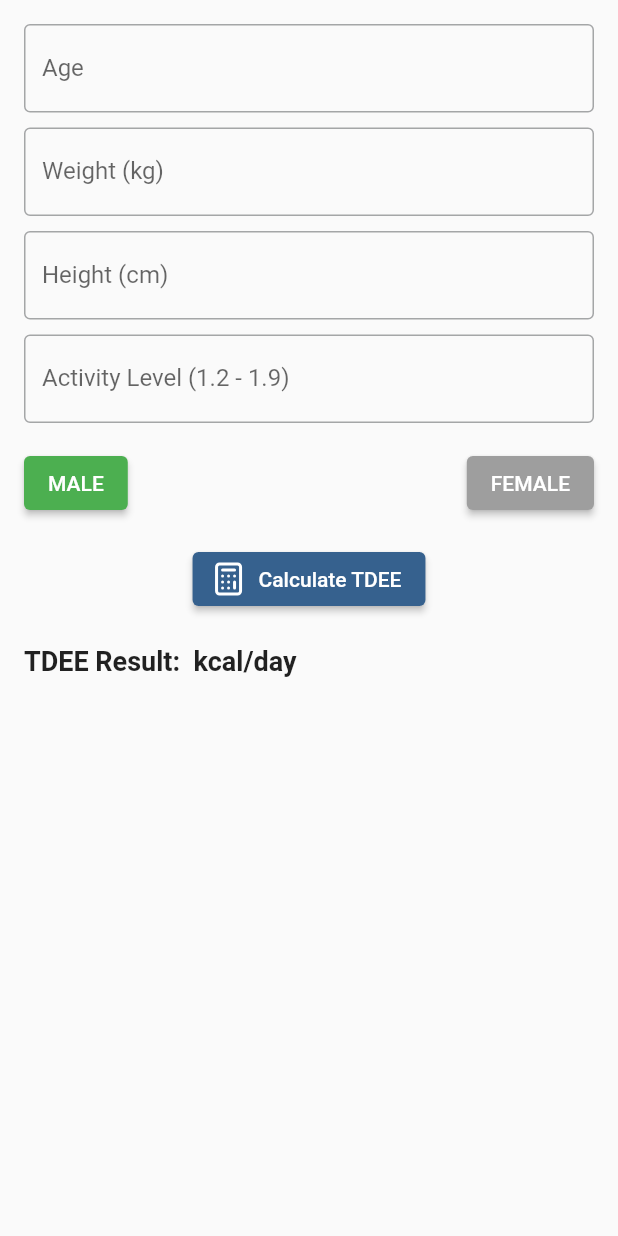
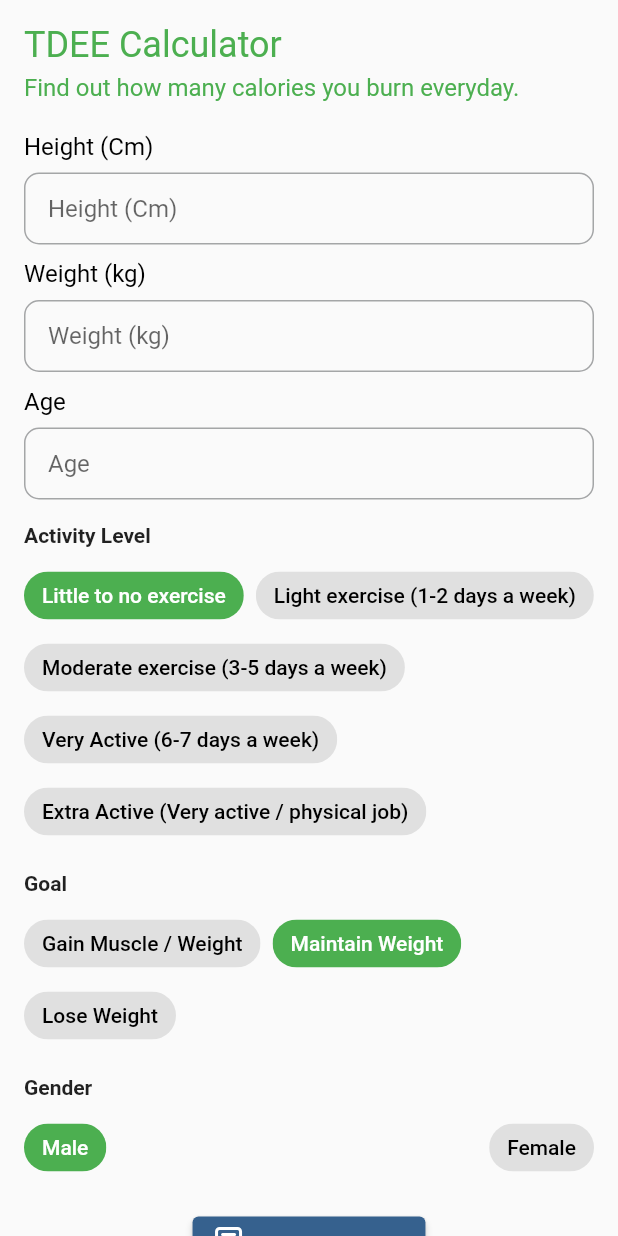
Before and after one commit to myuda21/bettereats_mobile, a Flutter app: the TDEEScreen screen opened directly, on a phone screen of 412 x 824 dp. Run offline on Flutter 3.47's test engine with Material 3 defaults, Android fonts, the light colour scheme and no system bars; our stand-ins replace get, lucide_icons.

Commit message:
feat: fix calculator screen

```diff
--- a/lib/module/calculator/calculator_controller.dart
+++ b/lib/module/calculator/calculator_controller.dart
@@ -15,6 +15,7 @@ class CalculatorController extends GetxController {
 
   var bmiResult = ''.obs;
   var tdeeResult = ''.obs;
+  var selectedGoal = "Maintain Weight".obs;
 
   void calculateBMI() {
     double h = double.tryParse(height.value) ?? 0;
@@ -28,11 +29,32 @@ class CalculatorController extends GetxController {
     }
   }
 
+  // Pilihan Activity Level
+  final activityLevelOptions = {
+    "Little to no exercise": 1.2,
+    "Light exercise (1-2 days a week)": 1.375,
+    "Moderate exercise (3-5 days a week)": 1.55,
+    "Very Active (6-7 days a week)": 1.725,
+    "Extra Active (Very active / physical job)": 1.9,
+  };
+
+  var selectedActivityLevel = "Little to no exercise".obs;
+
+  // Pilihan Goal
+  final goalOptions = {
+    "Gain Muscle / Weight": 500,
+    "Maintain Weight": 0,
+    "Lose Weight": -500,
+  };
+
+
+
   void calculateTDEE() {
     double w = double.tryParse(weight.value) ?? 0;
     double h = double.tryParse(height.value) ?? 0;
     int a = int.tryParse(age.value) ?? 0;
-    double activity = double.tryParse(activityLevel.value) ?? 1.2;
+    double activity = activityLevelOptions[selectedActivityLevel.value] ?? 1.2;
+    int goalAdjustment = goalOptions[selectedGoal.value] ?? 0;
 
     if (w > 0 && h > 0 && a > 0) {
       double bmr;
@@ -43,7 +65,7 @@ class CalculatorController extends GetxController {
         bmr = 447.6 + (9.2 * w) + (3.1 * h) - (4.3 * a);
       }
 
-      double tdee = bmr * activity;
+      double tdee = (bmr * activity) + goalAdjustment;
       tdeeResult.value = tdee.toStringAsFixed(2);
     } else {
       tdeeResult.value = "Invalid input";
--- a/lib/module/calculator/calculator_screen.dart
+++ b/lib/module/calculator/calculator_screen.dart
@@ -19,16 +19,12 @@ class CalculatorScreen extends GetView<CalculatorController> {
         body: Column(
           crossAxisAlignment: CrossAxisAlignment.start,
           children: [
-            // 🟢 Tambahkan elemen sebelum TabBar
             Padding(
               padding: const EdgeInsets.all(16.0),
               child: Column(
                 crossAxisAlignment: CrossAxisAlignment.start,
                 children: [
-                  const Text(
-                    "Pilih kalkulator kesehatan:",
-                    style: TextStyle(fontSize: 18, fontWeight: FontWeight.bold),
-                  ),
+                  //TODO: tambahkan elemen jika mau
                   const SizedBox(height: 8),
                 ],
               ),
@@ -37,7 +33,7 @@ class CalculatorScreen extends GetView<CalculatorController> {
             const TabBar(
               labelColor: Colors.black,
               tabs: [
-                Tab(text: "BMI", ),
+                Tab(text: "BMI"),
                 Tab(text: "TDEE"),
               ],
             ),
--- a/lib/module/calculator/widget/bmi_calculator.dart
+++ b/lib/module/calculator/widget/bmi_calculator.dart
@@ -1,3 +1,5 @@
+import 'package:bettereats_mobile/core/widgets/FLTextField.dart';
+import 'package:bettereats_mobile/core/widgets/FLTextView.dart';
 import 'package:bettereats_mobile/module/calculator/calculator_controller.dart';
 import 'package:flutter/material.dart';
 import 'package:get/get.dart';
@@ -13,21 +15,27 @@ class BMIScreen extends GetView<CalculatorController> {
       child: Column(
         crossAxisAlignment: CrossAxisAlignment.start,
         children: [
-          TextField(
-            decoration: const InputDecoration(
-              labelText: "Height (cm)",
-              border: OutlineInputBorder(),
-            ),
-            keyboardType: TextInputType.number,
+          FLTextView(
+            text: "BMI Calculator",
+            fontSize: 24,
+            color: Colors.green,
+          ),
+          const SizedBox(height: 5),
+          FLTextView(
+            text: "Find out how healthy your body is.",
+            fontSize: 16,
+            color: Colors.green,
+          ),
+          const SizedBox(height: 20),
+          FLTextField(
+            label: "Height (Cm)",
+            hintText: "Height (Cm)",
             onChanged: (value) => controller.height.value = value,
           ),
           const SizedBox(height: 10),
-          TextField(
-            decoration: const InputDecoration(
-              labelText: "Weight (kg)",
-              border: OutlineInputBorder(),
-            ),
-            keyboardType: TextInputType.number,
+          FLTextField(
+            label: "Weight (kg)",
+            hintText: "Weight (kg)",
             onChanged: (value) => controller.weight.value = value,
           ),
           const SizedBox(height: 16),
--- a/lib/module/calculator/widget/tdee_calculator.dart
+++ b/lib/module/calculator/widget/tdee_calculator.dart
@@ -1,3 +1,6 @@
+import 'package:bettereats_mobile/core/widgets/FLCustomChoiceButton.dart';
+import 'package:bettereats_mobile/core/widgets/FLTextField.dart';
+import 'package:bettereats_mobile/core/widgets/FLTextView.dart';
 import 'package:bettereats_mobile/module/calculator/calculator_controller.dart';
 import 'package:flutter/material.dart';
 import 'package:get/get.dart';
@@ -8,71 +11,93 @@ class TDEEScreen extends GetView<CalculatorController> {
 
   @override
   Widget build(BuildContext context) {
-    return Padding(
+    return Scaffold(
+      body: SingleChildScrollView(
         padding: const EdgeInsets.all(16.0),
         child: Column(
           crossAxisAlignment: CrossAxisAlignment.start,
           children: [
-          TextField(
-            decoration: const InputDecoration(
-              labelText: "Age",
-              border: OutlineInputBorder(),
+            FLTextView(
+              text: "TDEE Calculator",
+              fontSize: 24,
+              color: Colors.green,
             ),
-            keyboardType: TextInputType.number,
-            onChanged: (value) => controller.age.value = value,
+            const SizedBox(height: 5),
+            FLTextView(
+              text: "Find out how many calories you burn everyday.",
+              fontSize: 16,
+              color: Colors.green,
+            ),
+            const SizedBox(height: 20),
+            FLTextField(
+              label: "Height (Cm)",
+              hintText: "Height (Cm)",
+              onChanged: (value) => controller.height.value = value,
             ),
             const SizedBox(height: 10),
-          TextField(
-            decoration: const InputDecoration(
-              labelText: "Weight (kg)",
-              border: OutlineInputBorder(),
-            ),
-            keyboardType: TextInputType.number,
+            FLTextField(
+              label: "Weight (kg)",
+              hintText: "Weight (kg)",
               onChanged: (value) => controller.weight.value = value,
             ),
             const SizedBox(height: 10),
-          TextField(
-            decoration: const InputDecoration(
-              labelText: "Height (cm)",
-              border: OutlineInputBorder(),
-            ),
-            keyboardType: TextInputType.number,
-            onChanged: (value) => controller.height.value = value,
-          ),
-          const SizedBox(height: 10),
-          TextField(
-            decoration: const InputDecoration(
-              labelText: "Activity Level (1.2 - 1.9)",
-              border: OutlineInputBorder(),
-            ),
-            keyboardType: TextInputType.number,
-            onChanged: (value) => controller.activityLevel.value = value,
+            FLTextField(
+              label: "Age",
+              hintText: "Age",
+              onChanged: (value) => controller.age.value = value,
             ),
             const SizedBox(height: 16),
+
+            const Text("Activity Level", style: TextStyle(fontWeight: FontWeight.bold)),
+            const SizedBox(height: 8),
+            Obx(() => Wrap(
+              spacing: 8,
+              children: controller.activityLevelOptions.keys.map((level) {
+                return FLCustomChoiceButton(
+                  label: level,
+                  isSelected: controller.selectedActivityLevel.value == level,
+                  onTap: () => controller.selectedActivityLevel.value = level,
+                );
+              }).toList(),
+            )),
+            const SizedBox(height: 16),
+
+            // Goal
+            const Text("Goal", style: TextStyle(fontWeight: FontWeight.bold)),
+            const SizedBox(height: 8),
+            Obx(() => Wrap(
+              spacing: 8,
+              children: controller.goalOptions.keys.map((goal) {
+                return FLCustomChoiceButton(
+                  label: goal,
+                  isSelected: controller.selectedGoal.value == goal,
+                  onTap: () => controller.selectedGoal.value = goal,
+                );
+              }).toList(),
+            )),
+            const SizedBox(height: 16),
+
+            // Gender Selection
+            const Text("Gender", style: TextStyle(fontWeight: FontWeight.bold)),
+            const SizedBox(height: 8),
             Obx(() => Row(
               mainAxisAlignment: MainAxisAlignment.spaceBetween,
               children: [
-              ElevatedButton(
-                onPressed: () => controller.gender.value = 'Male',
-                style: ElevatedButton.styleFrom(
-                  backgroundColor: controller.gender.value == 'Male'
-                      ? Colors.green
-                      : Colors.grey,
+                FLCustomChoiceButton(
+                  label: "Male",
+                  isSelected: controller.gender.value == 'Male',
+                  onTap: () => controller.gender.value = 'Male',
                 ),
-                child: const Text("MALE"),
-              ),
-              ElevatedButton(
-                onPressed: () => controller.gender.value = 'Female',
-                style: ElevatedButton.styleFrom(
-                  backgroundColor: controller.gender.value == 'Female'
-                      ? Colors.green
-                      : Colors.grey,
-                ),
-                child: const Text("FEMALE"),
+                FLCustomChoiceButton(
+                  label: "Female",
+                  isSelected: controller.gender.value == 'Female',
+                  onTap: () => controller.gender.value = 'Female',
                 ),
               ],
             )),
             const SizedBox(height: 16),
+
+            // Calculate Button
             Center(
               child: ElevatedButton.icon(
                 onPressed: controller.calculateTDEE,
@@ -81,12 +106,15 @@ class TDEEScreen extends GetView<CalculatorController> {
               ),
             ),
             const SizedBox(height: 20),
+
+            // Result
             Obx(() => Text(
               "TDEE Result: ${controller.tdeeResult.value} kcal/day",
               style: const TextStyle(fontSize: 18, fontWeight: FontWeight.bold),
             )),
           ],
         ),
+      ),
     );
   }
 }
```
Lines whose indentation alone changed are shown as unchanged.
